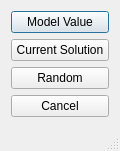
Qt form copasi/UI/CQStartValueReset.ui (copasi/COPASI) before a commit.
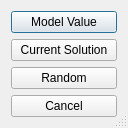
The same form after that commit.

Patch:
```diff
--- a/copasi/UI/CQStartValueReset.ui
+++ b/copasi/UI/CQStartValueReset.ui
@@ -19,8 +19,8 @@
    <rect>
     <x>0</x>
     <y>0</y>
-    <width>120</width>
-    <height>151</height>
+    <width>128</width>
+    <height>120</height>
    </rect>
   </property>
   <property name="windowTitle">
```
Left out of the diff: 20 changed lines with no effect on the pictures.
